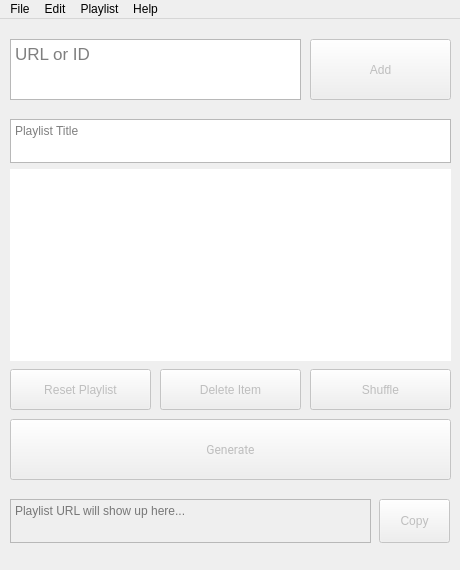
The window that src/gui/forms/form.ui (christianhofmanncodes/youtube-playlist-generator) describes before a commit, drawn with Qt 5.
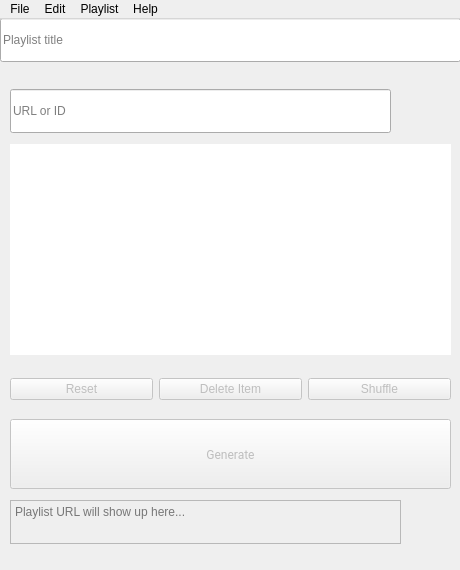
The same window after the commit. Icons and pictures are not drawn.

Patch:
```diff
--- a/src/gui/forms/form.ui
+++ b/src/gui/forms/form.ui
@@ -41,35 +41,13 @@
    <locale language="English" country="Germany"/>
   </property>
   <widget class="QWidget" name="centralwidget">
-   <widget class="QTextEdit" name="textEdit_playlist_title">
-    <property name="geometry">
-     <rect>
-      <x>10</x>
-      <y>100</y>
-      <width>441</width>
-      <height>44</height>
-     </rect>
-    </property>
-    <property name="cursor" stdset="0">
-     <cursorShape>IBeamCursor</cursorShape>
-    </property>
-    <property name="tabChangesFocus">
-     <bool>true</bool>
-    </property>
-    <property name="acceptRichText">
-     <bool>false</bool>
-    </property>
-    <property name="placeholderText">
-     <string>Playlist Title</string>
-    </property>
-   </widget>
    <widget class="QListWidget" name="listWidget_playlist_items">
     <property name="geometry">
      <rect>
       <x>10</x>
-      <y>150</y>
+      <y>125</y>
       <width>441</width>
-      <height>192</height>
+      <height>211</height>
      </rect>
     </property>
     <property name="contextMenuPolicy">
@@ -104,8 +82,8 @@
     <property name="geometry">
      <rect>
       <x>10</x>
-      <y>480</y>
-      <width>361</width>
+      <y>481</y>
+      <width>391</width>
       <height>44</height>
      </rect>
     </property>
@@ -124,6 +102,9 @@
     <property name="frameShadow">
      <enum>QFrame::Sunken</enum>
     </property>
+    <property name="readOnly">
+     <bool>true</bool>
+    </property>
     <property name="html">
      <string>&lt;!DOCTYPE HTML PUBLIC &quot;-//W3C//DTD HTML 4.0//EN&quot; &quot;http://www.w3.org/TR/REC-html40/strict.dtd&quot;&gt;
 &lt;html&gt;&lt;head&gt;&lt;meta name=&quot;qrichtext&quot; content=&quot;1&quot; /&gt;&lt;meta charset=&quot;utf-8&quot; /&gt;&lt;style type=&quot;text/css&quot;&gt;
@@ -144,7 +125,7 @@
       <x>10</x>
       <y>400</y>
       <width>441</width>
-      <height>61</height>
+      <height>70</height>
      </rect>
     </property>
     <property name="font">
@@ -171,83 +152,37 @@
     </property>
     <property name="geometry">
      <rect>
-      <x>379</x>
-      <y>480</y>
-      <width>71</width>
+      <x>409</x>
+      <y>481</y>
+      <width>41</width>
       <height>44</height>
      </rect>
     </property>
     <property name="cursor">
      <cursorShape>PointingHandCursor</cursorShape>
     </property>
-    <property name="text">
-     <string>Copy</string>
+    <property name="toolTip">
+     <string>Copy generated URL</string>
     </property>
-   </widget>
-   <widget class="QPushButton" name="pushButton_delete_item">
-    <property name="enabled">
-     <bool>false</bool>
-    </property>
-    <property name="geometry">
-     <rect>
-      <x>160</x>
-      <y>350</y>
-      <width>141</width>
-      <height>41</height>
-     </rect>
-    </property>
-    <property name="cursor">
-     <cursorShape>PointingHandCursor</cursorShape>
-    </property>
-    <property name="styleSheet">
-     <string notr="true"/>
-    </property>
     <property name="text">
-     <string>Delete Item</string>
+     <string/>
     </property>
-   </widget>
-   <widget class="QPushButton" name="pushButton_reset_playlist">
-    <property name="enabled">
-     <bool>false</bool>
+    <property name="icon">
+     <iconset>
+      <normalon>../../../res/icon/button_icon_copy.svg</normalon>
+     </iconset>
     </property>
-    <property name="geometry">
-     <rect>
-      <x>10</x>
-      <y>350</y>
-      <width>141</width>
-      <height>41</height>
-     </rect>
+    <property name="iconSize">
+     <size>
+      <width>32</width>
+      <height>32</height>
+     </size>
     </property>
-    <property name="cursor">
-     <cursorShape>PointingHandCursor</cursorShape>
-    </property>
-    <property name="styleSheet">
-     <string notr="true"/>
-    </property>
-    <property name="text">
-     <string>Reset Playlist</string>
-    </property>
-   </widget>
-   <widget class="QPushButton" name="pushButton_shuffle_playlist">
-    <property name="enabled">
+    <property name="checkable">
      <bool>false</bool>
     </property>
-    <property name="geometry">
-     <rect>
-      <x>310</x>
-      <y>350</y>
-      <width>141</width>
-      <height>41</height>
-     </rect>
-    </property>
-    <property name="cursor">
-     <cursorShape>PointingHandCursor</cursorShape>
-    </property>
-    <property name="styleSheet">
-     <string notr="true"/>
-    </property>
-    <property name="text">
-     <string>Shuffle</string>
+    <property name="flat">
+     <bool>true</bool>
     </property>
    </widget>
    <widget class="QPushButton" name="pushButton_add">
@@ -256,58 +191,191 @@
     </property>
     <property name="geometry">
      <rect>
-      <x>310</x>
-      <y>20</y>
-      <width>141</width>
-      <height>61</height>
+      <x>404</x>
+      <y>70</y>
+      <width>44</width>
+      <height>44</height>
      </rect>
     </property>
     <property name="cursor">
      <cursorShape>PointingHandCursor</cursorShape>
     </property>
     <property name="text">
-     <string>Add</string>
+     <string/>
+    </property>
+    <property name="icon">
+     <iconset>
+      <normalon>../../../res/icon/button_icon_add.svg</normalon>
+     </iconset>
+    </property>
+    <property name="iconSize">
+     <size>
+      <width>38</width>
+      <height>38</height>
+     </size>
     </property>
     <property name="flat">
+     <bool>true</bool>
+    </property>
+   </widget>
+   <widget class="QLineEdit" name="lineEdit_playlist_title">
+    <property name="geometry">
+     <rect>
+      <x>0</x>
+      <y>-1</y>
+      <width>461</width>
+      <height>44</height>
+     </rect>
+    </property>
+    <property name="toolTip">
+     <string>Add a playlist title here</string>
+    </property>
+    <property name="styleSheet">
+     <string notr="true"/>
+    </property>
+    <property name="text">
+     <string/>
+    </property>
+    <property name="frame">
+     <bool>true</bool>
+    </property>
+    <property name="placeholderText">
+     <string>Playlist title</string>
+    </property>
+    <property name="clearButtonEnabled">
      <bool>false</bool>
     </property>
    </widget>
-   <widget class="QTextEdit" name="textEdit_url_id">
+   <widget class="QLineEdit" name="lineEdit_url_id">
     <property name="geometry">
      <rect>
       <x>10</x>
-      <y>20</y>
-      <width>291</width>
-      <height>61</height>
+      <y>70</y>
+      <width>381</width>
+      <height>44</height>
      </rect>
     </property>
-    <property name="font">
-     <font>
-      <pointsize>13</pointsize>
-     </font>
+    <property name="toolTip">
+     <string>Enter URL or ID</string>
     </property>
-    <property name="cursor" stdset="0">
-     <cursorShape>IBeamCursor</cursorShape>
-    </property>
-    <property name="verticalScrollBarPolicy">
-     <enum>Qt::ScrollBarAlwaysOff</enum>
-    </property>
-    <property name="horizontalScrollBarPolicy">
-     <enum>Qt::ScrollBarAlwaysOff</enum>
-    </property>
-    <property name="sizeAdjustPolicy">
-     <enum>QAbstractScrollArea::AdjustToContents</enum>
-    </property>
-    <property name="tabChangesFocus">
-     <bool>true</bool>
-    </property>
-    <property name="acceptRichText">
-     <bool>false</bool>
+    <property name="styleSheet">
+     <string notr="true"/>
     </property>
     <property name="placeholderText">
      <string>URL or ID</string>
     </property>
    </widget>
+   <widget class="QWidget" name="">
+    <property name="geometry">
+     <rect>
+      <x>10</x>
+      <y>345</y>
+      <width>441</width>
+      <height>51</height>
+     </rect>
+    </property>
+    <layout class="QHBoxLayout" name="horizontalLayout">
+     <property name="spacing">
+      <number>-1</number>
+     </property>
+     <item>
+      <widget class="QPushButton" name="pushButton_reset_playlist">
+       <property name="enabled">
+        <bool>false</bool>
+       </property>
+       <property name="cursor">
+        <cursorShape>PointingHandCursor</cursorShape>
+       </property>
+       <property name="toolTip">
+        <string>Reset playlist</string>
+       </property>
+       <property name="styleSheet">
+        <string notr="true"/>
+       </property>
+       <property name="text">
+        <string>Reset</string>
+       </property>
+       <property name="icon">
+        <iconset>
+         <normalon>../../../res/icon/button_icon_reset.svg</normalon>
+        </iconset>
+       </property>
+       <property name="iconSize">
+        <size>
+         <width>24</width>
+         <height>24</height>
+        </size>
+       </property>
+      </widget>
+     </item>
+     <item>
+      <widget class="QPushButton" name="pushButton_delete_item">
+       <property name="enabled">
+        <bool>false</bool>
+       </property>
+       <property name="cursor">
+        <cursorShape>PointingHandCursor</cursorShape>
+       </property>
+       <property name="toolTip">
+        <string>Delete selected item</string>
+       </property>
+       <property name="styleSheet">
+        <string notr="true"/>
+       </property>
+       <property name="text">
+        <string>Delete Item</string>
+       </property>
+       <property name="icon">
+        <iconset>
+         <normalon>../../../res/icon/button_icon_delete.svg</normalon>
+        </iconset>
+       </property>
+       <property name="iconSize">
+        <size>
+         <width>24</width>
+         <height>24</height>
+        </size>
+       </property>
+      </widget>
+     </item>
+     <item>
+      <widget class="QPushButton" name="pushButton_shuffle_playlist">
+       <property name="enabled">
+        <bool>false</bool>
+       </property>
+       <property name="cursor">
+        <cursorShape>PointingHandCursor</cursorShape>
+       </property>
+       <property name="toolTip">
+        <string>Apply Shuffle</string>
+       </property>
+       <property name="layoutDirection">
+        <enum>Qt::LeftToRight</enum>
+       </property>
+       <property name="autoFillBackground">
+        <bool>false</bool>
+       </property>
+       <property name="styleSheet">
+        <string notr="true"/>
+       </property>
+       <property name="text">
+        <string>Shuffle</string>
+       </property>
+       <property name="icon">
+        <iconset>
+         <normalon>../../../res/icon/button_icon_shuffle.svg</normalon>
+        </iconset>
+       </property>
+       <property name="iconSize">
+        <size>
+         <width>24</width>
+         <height>24</height>
+        </size>
+       </property>
+      </widget>
+     </item>
+    </layout>
+   </widget>
   </widget>
   <widget class="QMenuBar" name="menuBar">
    <property name="geometry">
```
Left out of the diff: 123 changed lines with no effect on the pictures.
